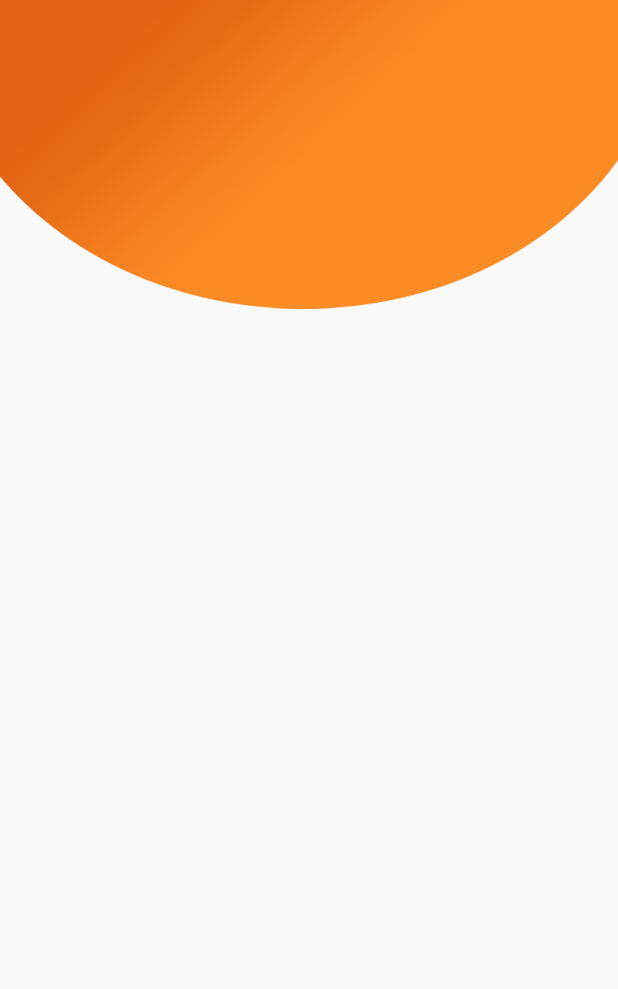
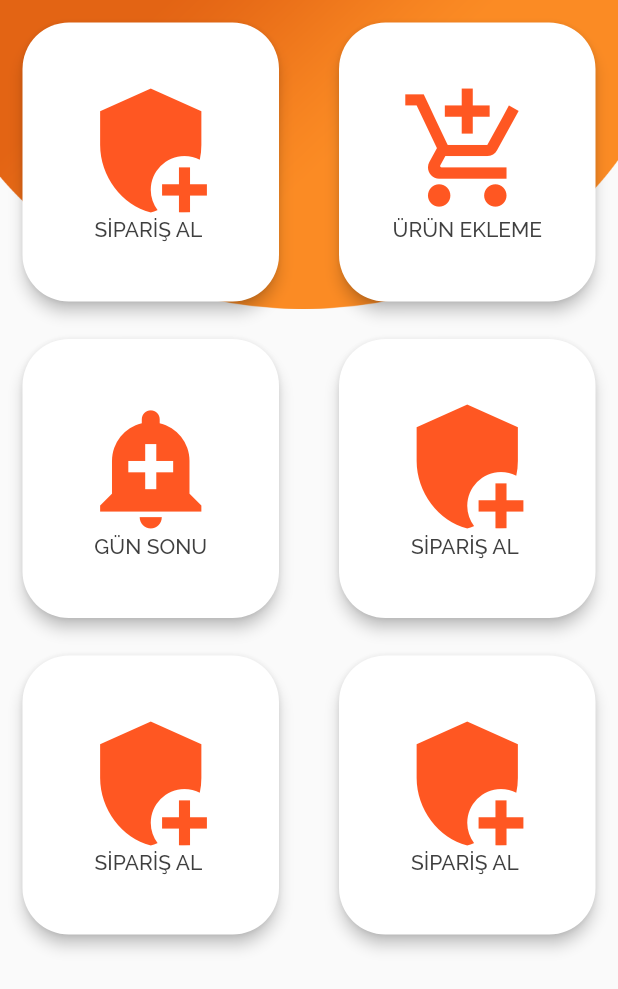
Before and after one commit to hardCave/restourantapp, a Flutter app: the screen it shows after launch, on a phone screen of 412 x 824 dp. Shown: the top 989 px of the screen. Run offline on Flutter 3.47's test engine with Material 2 defaults, Android fonts, the phone set to English and light mode, and no system bars; our stand-ins replace sqflite; accounts and stored records are empty.

Commit message:
main page - page cards added

```diff
--- a/lib/screens/home_screen.dart
+++ b/lib/screens/home_screen.dart
@@ -10,6 +10,10 @@ class _HomeScreenState extends State<HomeScreen> {
   @override
   Widget build(BuildContext context) {
     var size = MediaQuery.of(context).size;
+    var cardTextStyle = TextStyle(
+        fontFamily: "Raleway",
+        fontSize: 14,
+        color: Color.fromRGBO(63, 63, 63, 1));
     return Scaffold(
       body: Stack(
         children: <Widget>[
@@ -20,6 +24,152 @@ class _HomeScreenState extends State<HomeScreen> {
                     alignment: Alignment.topCenter,
                     image: AssetImage('assets/images/top_header.png'))),
           ),
+          GridView.count(
+            mainAxisSpacing: 10,
+            crossAxisSpacing: 10,
+            crossAxisCount: 2,
+            primary: false,
+            children: <Widget>[
+              Card(
+                  shape: RoundedRectangleBorder(
+                      borderRadius: BorderRadius.circular(31)),
+                  elevation: 4,
+                  margin: const EdgeInsets.only(
+                    left: 15.0,
+                    right: 15.0,
+                    top: 15.0,
+                  ),
+                  child: Column(
+                    mainAxisAlignment: MainAxisAlignment.center,
+                    children: <Widget>[
+                      Icon(
+                        Icons.add_moderator,
+                        color: Colors.deepOrange,
+                        size: 90.0,
+                      ),
+                      Text(
+                        'SİPARİŞ AL ',
+                        style: cardTextStyle,
+                      ),
+                    ],
+                  )),
+              Card(
+                  shape: RoundedRectangleBorder(
+                      borderRadius: BorderRadius.circular(31)),
+                  elevation: 4,
+                  margin: const EdgeInsets.only(
+                    left: 15.0,
+                    right: 15.0,
+                    top: 15.0,
+                  ),
+                  child: Column(
+                    mainAxisAlignment: MainAxisAlignment.center,
+                    children: <Widget>[
+                      Icon(
+                        Icons.add_shopping_cart,
+                        color: Colors.deepOrange,
+                        size: 90.0,
+                      ),
+                      Text(
+                        'ÜRÜN EKLEME',
+                        style: cardTextStyle,
+                      )
+                    ],
+                  )),
+              Card(
+                  shape: RoundedRectangleBorder(
+                      borderRadius: BorderRadius.circular(31)),
+                  elevation: 4,
+                  margin: const EdgeInsets.only(
+                    left: 15.0,
+                    right: 15.0,
+                    top: 15.0,
+                  ),
+                  child: Column(
+                    mainAxisAlignment: MainAxisAlignment.center,
+                    children: <Widget>[
+                      Icon(
+                        Icons.add_alert,
+                        color: Colors.deepOrange,
+                        size: 90.0,
+                      ),
+                      Text(
+                        'GÜN SONU',
+                        style: cardTextStyle,
+                      )
+                    ],
+                  )),
+              Card(
+                  shape: RoundedRectangleBorder(
+                      borderRadius: BorderRadius.circular(31)),
+                  elevation: 4,
+                  margin: const EdgeInsets.only(
+                    left: 15.0,
+                    right: 15.0,
+                    top: 15.0,
+                  ),
+                  child: Column(
+                    mainAxisAlignment: MainAxisAlignment.center,
+                    children: <Widget>[
+                      Icon(
+                        Icons.add_moderator,
+                        color: Colors.deepOrange,
+                        size: 90.0,
+                      ),
+                      Text(
+                        'SİPARİŞ AL ',
+                        style: cardTextStyle,
+                      )
+                    ],
+                  )),
+              Card(
+                  shape: RoundedRectangleBorder(
+                      borderRadius: BorderRadius.circular(31)),
+                  elevation: 4,
+                  margin: const EdgeInsets.only(
+                    left: 15.0,
+                    right: 15.0,
+                    top: 15.0,
+                  ),
+                  child: Column(
+                    mainAxisAlignment: MainAxisAlignment.center,
+                    children: <Widget>[
+                      Icon(
+                        Icons.add_moderator,
+                        color: Colors.deepOrange,
+                        size: 90.0,
+                      ),
+                      Text(
+                        'SİPARİŞ AL ',
+                        style: cardTextStyle,
+                      )
+                    ],
+                  )),
+              Card(
+                  shape: RoundedRectangleBorder(
+                      borderRadius: BorderRadius.circular(31)),
+                  elevation: 4,
+                  margin: const EdgeInsets.only(
+                    left: 15.0,
+                    right: 15.0,
+                    top: 15.0,
+                  ),
+                  child: Column(
+                    mainAxisAlignment: MainAxisAlignment.center,
+                    children: <Widget>[
+                      Icon(
+                        Icons.add_moderator,
+                        color: Colors.deepOrange,
+                        size: 90.0,
+                      ),
+                      Text(
+                        'SİPARİŞ AL ',
+                        style: cardTextStyle,
+                      )
+                    ],
+                  ))
+            ],
+          )
         ],
       ),
     );
--- a/pubspec.yaml
+++ b/pubspec.yaml
@@ -56,7 +56,7 @@ flutter:
   fonts:
     - family:          Raleway
       fonts:
-        - asset:        assets/fonts/Raleway-VariableFont_wght.ttf
+        - asset:        assets/fonts/Raleway-Medium.ttf
 
   #  - family: The Foundry
   #  - fonts:
```
Also changed, not shown: assets/fonts/Raleway-Medium.ttf (added).
